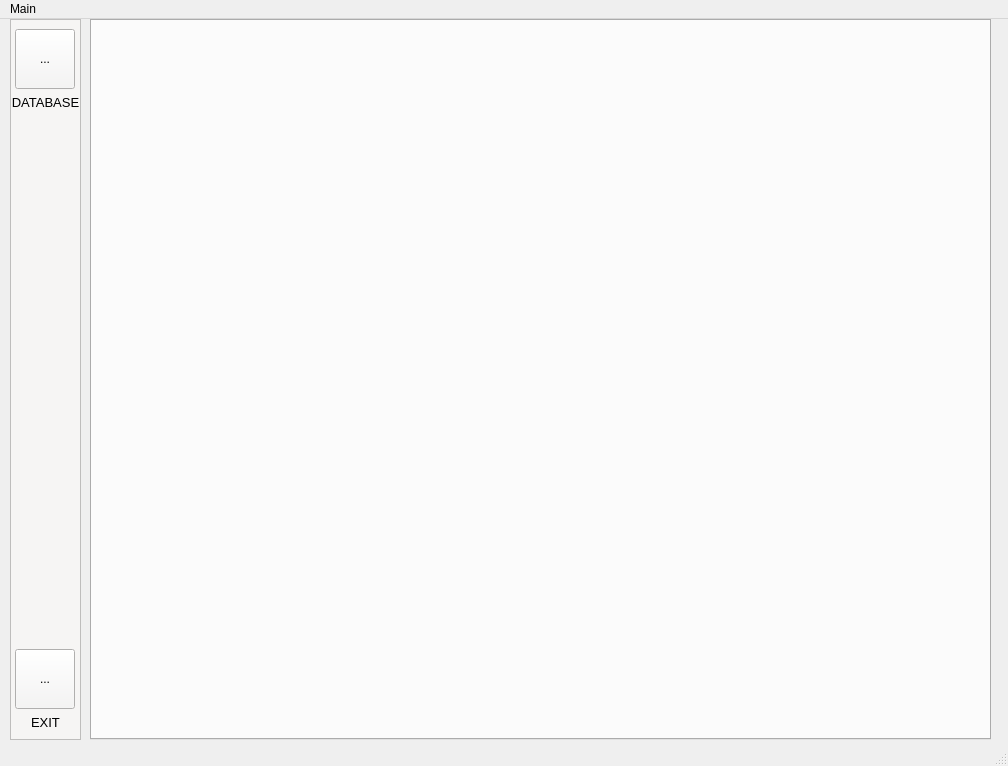
The window that MainWindow.ui (wslowinski/QtFinance) describes before a commit, drawn with Qt 5.
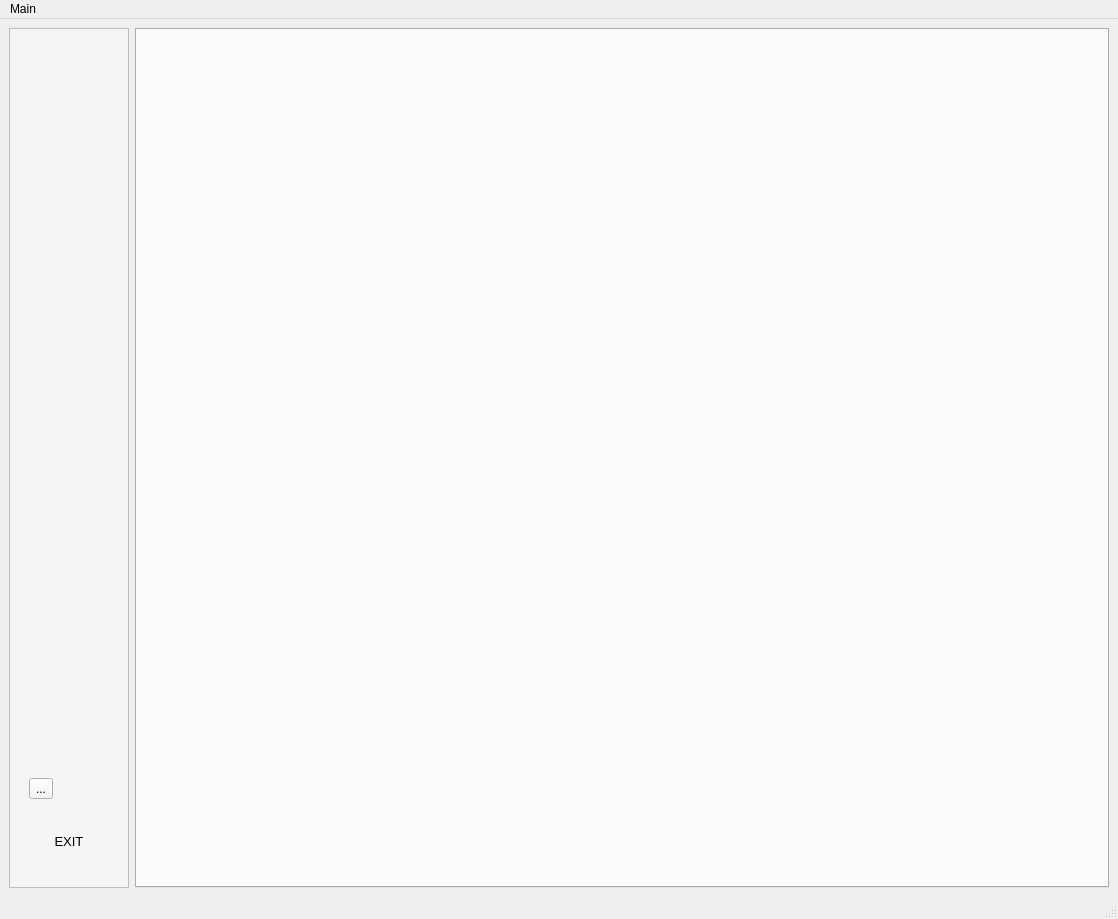
The same window after the commit. Icons and pictures are not drawn.

Commit message: Update Income Widget

Diff of the .ui file:
```diff
--- a/MainWindow.ui
+++ b/MainWindow.ui
@@ -9,8 +9,8 @@
    <rect>
     <x>0</x>
     <y>0</y>
-    <width>1008</width>
-    <height>766</height>
+    <width>1118</width>
+    <height>919</height>
    </rect>
   </property>
   <property name="windowTitle">
@@ -29,39 +29,22 @@
    <property name="acceptDrops">
     <bool>false</bool>
    </property>
-   <widget class="QTabWidget" name="tabWidget">
-    <property name="geometry">
-     <rect>
-      <x>90</x>
-      <y>0</y>
-      <width>901</width>
-      <height>721</height>
-     </rect>
-    </property>
-    <property name="sizePolicy">
-     <sizepolicy hsizetype="Expanding" vsizetype="Expanding">
-      <horstretch>0</horstretch>
-      <verstretch>0</verstretch>
-     </sizepolicy>
-    </property>
-    <property name="layoutDirection">
-     <enum>Qt::LeftToRight</enum>
-    </property>
-    <property name="currentIndex">
-     <number>-1</number>
-    </property>
-    <property name="movable">
-     <bool>false</bool>
-    </property>
-   </widget>
+   <layout class="QHBoxLayout" name="horizontalLayout_2">
+    <item>
+     <layout class="QHBoxLayout" name="horizontalLayout">
+      <item>
    <widget class="QFrame" name="frmLeftPanel">
-    <property name="geometry">
-     <rect>
-      <x>10</x>
-      <y>0</y>
-      <width>71</width>
-      <height>721</height>
-     </rect>
+        <property name="minimumSize">
+         <size>
+          <width>120</width>
+          <height>0</height>
+         </size>
+        </property>
+        <property name="maximumSize">
+         <size>
+          <width>120</width>
+          <height>16777215</height>
+         </size>
     </property>
     <property name="layoutDirection">
      <enum>Qt::LeftToRight</enum>
@@ -75,14 +58,20 @@
     <property name="frameShadow">
      <enum>QFrame::Raised</enum>
     </property>
+        <widget class="QWidget" name="">
+         <property name="geometry">
+          <rect>
+           <x>20</x>
+           <y>750</y>
+           <width>80</width>
+           <height>100</height>
+          </rect>
+         </property>
+         <layout class="QVBoxLayout" name="verticalLayout">
+          <item>
     <widget class="QToolButton" name="tbtnExit">
-     <property name="geometry">
-      <rect>
-       <x>5</x>
-       <y>630</y>
-       <width>60</width>
-       <height>60</height>
-      </rect>
+            <property name="styleSheet">
+             <string notr="true">background-color: rgb(246, 245, 244);</string>
      </property>
      <property name="text">
       <string>...</string>
@@ -98,15 +87,9 @@
       </size>
      </property>
     </widget>
+          </item>
+          <item>
     <widget class="QLabel" name="lblExit">
-     <property name="geometry">
-      <rect>
-       <x>1</x>
-       <y>695</y>
-       <width>69</width>
-       <height>17</height>
-      </rect>
-     </property>
      <property name="font">
       <font>
        <pointsize>10</pointsize>
@@ -119,58 +102,40 @@
       <set>Qt::AlignCenter</set>
      </property>
     </widget>
-    <widget class="QToolButton" name="toolButton">
-     <property name="geometry">
-      <rect>
-       <x>5</x>
-       <y>10</y>
-       <width>60</width>
-       <height>60</height>
-      </rect>
-     </property>
-     <property name="text">
-      <string>...</string>
-     </property>
-     <property name="icon">
-      <iconset theme="application-x-executable">
-       <normaloff>.</normaloff>.</iconset>
-     </property>
-     <property name="iconSize">
-      <size>
-       <width>60</width>
-       <height>60</height>
-      </size>
-     </property>
-    </widget>
-    <widget class="QLabel" name="lblExit_2">
-     <property name="geometry">
-      <rect>
-       <x>1</x>
-       <y>75</y>
-       <width>69</width>
-       <height>17</height>
-      </rect>
-     </property>
-     <property name="font">
-      <font>
-       <pointsize>10</pointsize>
-      </font>
-     </property>
-     <property name="text">
-      <string>DATABASE</string>
-     </property>
-     <property name="alignment">
-      <set>Qt::AlignCenter</set>
-     </property>
-    </widget>
-   </widget>
+          </item>
+         </layout>
+        </widget>
+       </widget>
+      </item>
+      <item>
+       <widget class="QTabWidget" name="tabWidget">
+        <property name="sizePolicy">
+         <sizepolicy hsizetype="Expanding" vsizetype="Expanding">
+          <horstretch>0</horstretch>
+          <verstretch>0</verstretch>
+         </sizepolicy>
+        </property>
+        <property name="layoutDirection">
+         <enum>Qt::LeftToRight</enum>
+        </property>
+        <property name="currentIndex">
+         <number>-1</number>
+        </property>
+        <property name="movable">
+         <bool>false</bool>
+        </property>
+       </widget>
+      </item>
+     </layout>
+    </item>
+   </layout>
   </widget>
   <widget class="QMenuBar" name="menubar">
    <property name="geometry">
     <rect>
      <x>0</x>
      <y>0</y>
-     <width>1008</width>
+     <width>1118</width>
      <height>22</height>
     </rect>
    </property>
```
Lines whose indentation alone changed are shown as unchanged. The commit also changes 3 other files.
